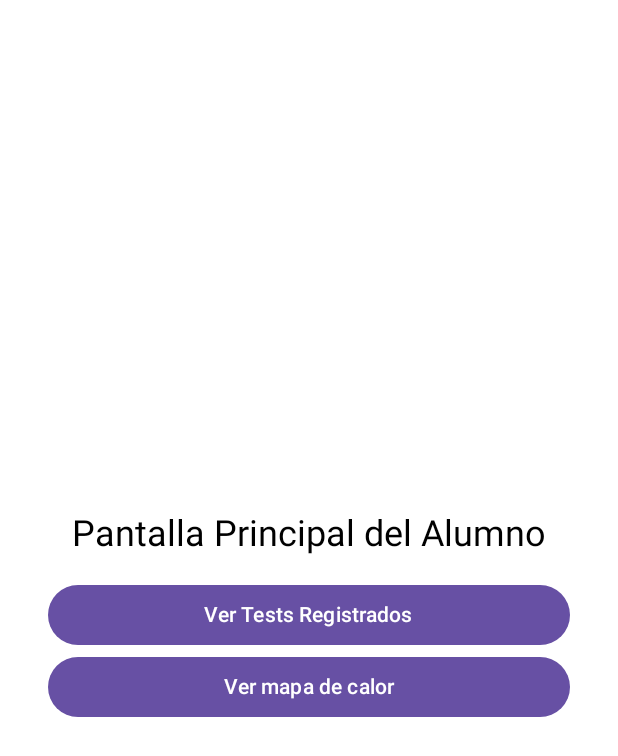
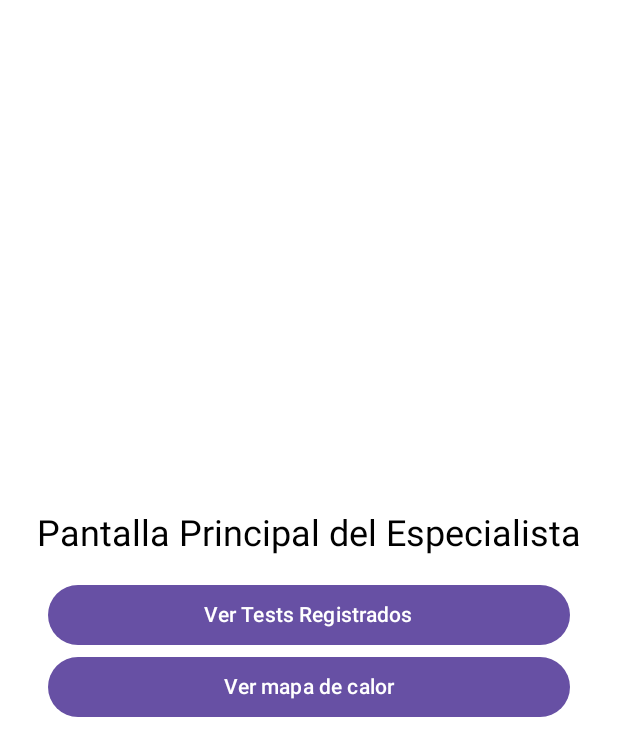
Before and after one commit to bbluloops/SisvitaAS_G3, an Android app built with Jetpack Compose: the EspecialistaMainScreen screen opened through its navigation route, on a phone screen of 412 x 824 dp. Shown: the top 756 px of the screen. Run offline under Robolectric (Android 15) with nearby library versions, the phone set to English and light mode, and no system bars.

Commit message:
ultima version

```diff
--- a/app/src/main/java/com/example/proyectosisvitag3/ui/view/EspecialistaMainScreen.kt
+++ b/app/src/main/java/com/example/proyectosisvitag3/ui/view/EspecialistaMainScreen.kt
@@ -34,7 +34,7 @@ fun EspecialistaMainScreen(navController: NavHostController) {
             horizontalAlignment = Alignment.CenterHorizontally
         ) {
             Text(
-                text = "Pantalla Principal del Alumno",
+                text = "Pantalla Principal del Especialista",
                 style = TextStyle(fontSize = 24.sp, color = Color.Black)
             )
             Spacer(modifier = Modifier.height(16.dp))
```
